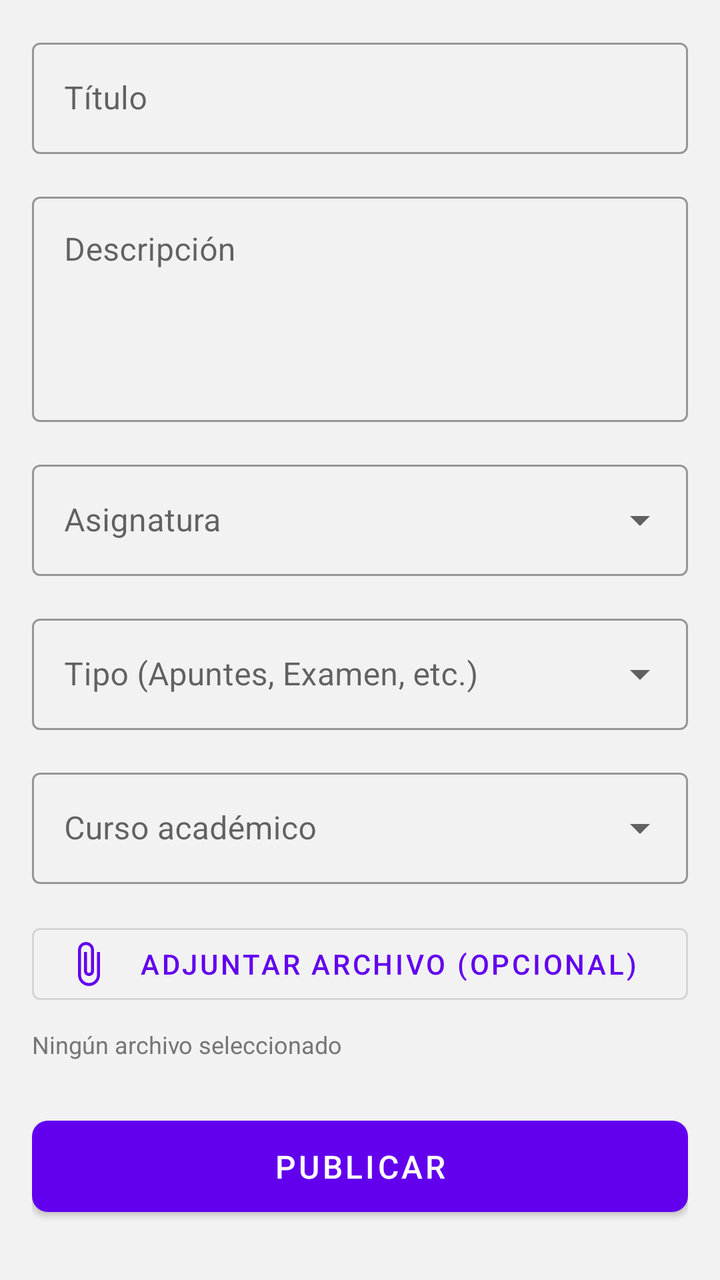
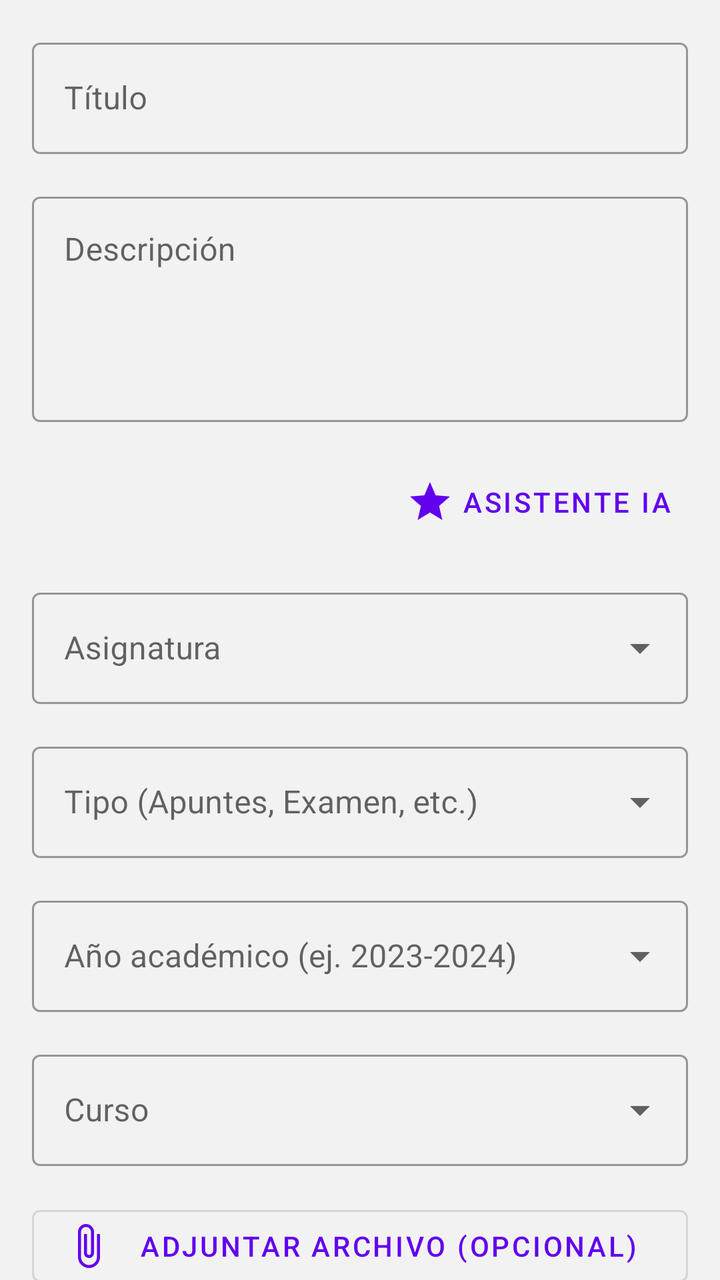

Compare the two renders of this Android layout. The source of the first and the diff that turns it into the second are given below.
<!-- AndroidManifest.xml: application theme Theme.StudyBro -->
<!-- res/layout/actividad_nueva_publicacion.xml -->
<?xml version="1.0" encoding="utf-8"?>
<androidx.core.widget.NestedScrollView
    xmlns:android="http://schemas.android.com/apk/res/android"
    xmlns:app="http://schemas.android.com/apk/res-auto"
    android:layout_width="match_parent"
    android:layout_height="match_parent"
    android:background="@color/background">

    <LinearLayout
        android:layout_width="match_parent"
        android:layout_height="wrap_content"
        android:orientation="vertical"
        android:padding="16dp">

        
        <com.google.android.material.textfield.TextInputLayout
            android:layout_width="match_parent"
            android:layout_height="wrap_content"
            android:hint="@string/title_hint"
            style="@style/Widget.MaterialComponents.TextInputLayout.OutlinedBox"
            android:layout_marginBottom="16dp">
            <com.google.android.material.textfield.TextInputEditText
                android:id="@+id/etTitle"
                android:layout_width="match_parent"
                android:layout_height="wrap_content"
                android:inputType="text"
                android:maxLines="2"/>
        </com.google.android.material.textfield.TextInputLayout>

        
        <com.google.android.material.textfield.TextInputLayout
            android:layout_width="match_parent"
            android:layout_height="wrap_content"
            android:hint="@string/description_hint"
            style="@style/Widget.MaterialComponents.TextInputLayout.OutlinedBox"
            android:layout_marginBottom="16dp">
            <com.google.android.material.textfield.TextInputEditText
                android:id="@+id/etDescription"
                android:layout_width="match_parent"
                android:layout_height="wrap_content"
                android:inputType="textMultiLine"
                android:minLines="4"
                android:maxLines="8"
                android:gravity="top"/>
        </com.google.android.material.textfield.TextInputLayout>

        
        <com.google.android.material.textfield.TextInputLayout
            android:layout_width="match_parent"
            android:layout_height="wrap_content"
            android:hint="@string/subject_hint"
            style="@style/Widget.MaterialComponents.TextInputLayout.OutlinedBox.ExposedDropdownMenu"
            android:layout_marginBottom="16dp">
            <AutoCompleteTextView
                android:id="@+id/spinnerSubject"
                android:layout_width="match_parent"
                android:layout_height="wrap_content"
                android:inputType="none"/>
        </com.google.android.material.textfield.TextInputLayout>

        
        <com.google.android.material.textfield.TextInputLayout
            android:layout_width="match_parent"
            android:layout_height="wrap_content"
            android:hint="@string/type_hint"
            style="@style/Widget.MaterialComponents.TextInputLayout.OutlinedBox.ExposedDropdownMenu"
            android:layout_marginBottom="16dp">
            <AutoCompleteTextView
                android:id="@+id/spinnerType"
                android:layout_width="match_parent"
                android:layout_height="wrap_content"
                android:inputType="none"/>
        </com.google.android.material.textfield.TextInputLayout>

        
        <com.google.android.material.textfield.TextInputLayout
            android:layout_width="match_parent"
            android:layout_height="wrap_content"
            android:hint="Curso académico"
            style="@style/Widget.MaterialComponents.TextInputLayout.OutlinedBox.ExposedDropdownMenu"
            android:layout_marginBottom="16dp">
            <AutoCompleteTextView
                android:id="@+id/spinnerCurso"
                android:layout_width="match_parent"
                android:layout_height="wrap_content"
                android:inputType="none"/>
        </com.google.android.material.textfield.TextInputLayout>

        
        <com.google.android.material.button.MaterialButton
            android:id="@+id/btnAdjuntarArchivo"
            android:layout_width="match_parent"
            android:layout_height="wrap_content"
            android:text="Adjuntar archivo (opcional)"
            style="@style/Widget.MaterialComponents.Button.OutlinedButton"
            app:icon="@drawable/ic_attach_file"
            android:layout_marginBottom="8dp"/>

        
        <TextView
            android:id="@+id/tvNombreArchivo"
            android:layout_width="match_parent"
            android:layout_height="wrap_content"
            android:text="Ningún archivo seleccionado"
            android:textColor="@color/text_secondary"
            android:textSize="12sp"
            android:layout_marginBottom="24dp"/>

        
        <com.google.android.material.button.MaterialButton
            android:id="@+id/btnPublish"
            android:layout_width="match_parent"
            android:layout_height="wrap_content"
            android:text="@string/publish_button"
            android:textSize="16sp"
            android:padding="12dp"
            app:cornerRadius="8dp"/>

    </LinearLayout>
</androidx.core.widget.NestedScrollView>
<!-- resources referenced by this layout -->
<resources>
  <color name="background">#F2F2F2</color>
  <color name="text_secondary">#757575</color>
  <!-- drawable ic_attach_file (drawable) -->
  <vector xmlns:android="http://schemas.android.com/apk/res/android"
      android:width="24dp"
      android:height="24dp"
      android:viewportWidth="24"
      android:viewportHeight="24"
      android:tint="?attr/colorControlNormal">
      <path
          android:fillColor="@android:color/white"
          android:pathData="M16.5,6v11.5c0,2.21 -1.79,4 -4,4s-4,-1.79 -4,-4V5c0,-1.38 1.12,-2.5 2.5,-2.5s2.5,1.12 2.5,2.5v10.5c0,0.55 -0.45,1 -1,1s-1,-0.45 -1,-1V6H10v9.5c0,1.38 1.12,2.5 2.5,2.5s2.5,-1.12 2.5,-2.5V5c0,-2.21 -1.79,-4 -4,-4S7,2.79 7,5v12.5c0,3.04 2.46,5.5 5.5,5.5s5.5,-2.46 5.5,-5.5V6h-1.5z"/>
  </vector>
  <string name="description_hint">Descripción</string>
  <string name="publish_button">Publicar</string>
  <string name="subject_hint">Asignatura</string>
  <string name="title_hint">Título</string>
  <string name="type_hint">Tipo (Apuntes, Examen, etc.)</string>
  <style name="Theme.StudyBro" parent="Theme.MaterialComponents.DayNight.DarkActionBar">
          
          <item name="colorPrimary">@color/purple_500</item>
          <item name="colorPrimaryVariant">@color/purple_700</item>
          <item name="colorOnPrimary">@color/white</item>
          
          <item name="colorSecondary">@color/teal_200</item>
          <item name="colorSecondaryVariant">@color/teal_700</item>
          <item name="colorOnSecondary">@color/black</item>
          
          <item name="android:statusBarColor">?attr/colorPrimaryVariant</item>
          
      </style>
  <color name="purple_500">#FF6200EE</color>
  <color name="purple_700">#FF3700B3</color>
  <color name="white">#FFFFFFFF</color>
  <color name="teal_200">#FF03DAC5</color>
  <color name="teal_700">#FF018786</color>
  <color name="black">#FF000000</color>
</resources>

<!-- the commit's change to res/layout/actividad_nueva_publicacion.xml (unified diff, before → after) -->
@@ -45,6 +45,17 @@
         </com.google.android.material.textfield.TextInputLayout>
 
         
+        <com.google.android.material.button.MaterialButton
+            android:id="@+id/btnAyudaIA"
+            android:layout_width="wrap_content"
+            android:layout_height="wrap_content"
+            android:layout_gravity="end"
+            android:text="Asistente IA"
+            app:icon="@drawable/ic_star"
+            style="@style/Widget.MaterialComponents.Button.TextButton"
+            android:layout_marginBottom="16dp"/>
+
+        
         <com.google.android.material.textfield.TextInputLayout
             android:layout_width="match_parent"
             android:layout_height="wrap_content"
@@ -76,7 +87,21 @@
         <com.google.android.material.textfield.TextInputLayout
             android:layout_width="match_parent"
             android:layout_height="wrap_content"
-            android:hint="Curso académico"
+            android:hint="Año académico (ej. 2023-2024)"
+            style="@style/Widget.MaterialComponents.TextInputLayout.OutlinedBox.ExposedDropdownMenu"
+            android:layout_marginBottom="16dp">
+            <AutoCompleteTextView
+                android:id="@+id/spinnerAnio"
+                android:layout_width="match_parent"
+                android:layout_height="wrap_content"
+                android:inputType="none"/>
+        </com.google.android.material.textfield.TextInputLayout>
+
+        
+        <com.google.android.material.textfield.TextInputLayout
+            android:layout_width="match_parent"
+            android:layout_height="wrap_content"
+            android:hint="Curso"
             style="@style/Widget.MaterialComponents.TextInputLayout.OutlinedBox.ExposedDropdownMenu"
             android:layout_marginBottom="16dp">
             <AutoCompleteTextView
<!-- resource entries referenced after the edit -->
@@ -13,12 +13,23 @@
           android:fillColor="@android:color/white"
           android:pathData="M16.5,6v11.5c0,2.21 -1.79,4 -4,4s-4,-1.79 -4,-4V5c0,-1.38 1.12,-2.5 2.5,-2.5s2.5,1.12 2.5,2.5v10.5c0,0.55 -0.45,1 -1,1s-1,-0.45 -1,-1V6H10v9.5c0,1.38 1.12,2.5 2.5,2.5s2.5,-1.12 2.5,-2.5V5c0,-2.21 -1.79,-4 -4,-4S7,2.79 7,5v12.5c0,3.04 2.46,5.5 5.5,5.5s5.5,-2.46 5.5,-5.5V6h-1.5z"/>
   </vector>
+  <!-- drawable ic_star (drawable) -->
+  <vector xmlns:android="http://schemas.android.com/apk/res/android"
+      android:width="24dp"
+      android:height="24dp"
+      android:tint="#FFFFFF"
+      android:viewportWidth="24"
+      android:viewportHeight="24">
+    <path
+        android:fillColor="@android:color/white"
+        android:pathData="M12,17.27L18.18,21l-1.64,-7.03L22,9.24l-7.19,-0.61L12,2 9.19,8.63 2,9.24l5.46,4.73L5.82,21z"/>
+  </vector>
   <string name="description_hint">Descripción</string>
   <string name="publish_button">Publicar</string>
   <string name="subject_hint">Asignatura</string>
   <string name="title_hint">Título</string>
   <string name="type_hint">Tipo (Apuntes, Examen, etc.)</string>
-  <style name="Theme.StudyBro" parent="Theme.MaterialComponents.DayNight.DarkActionBar">
+  <style name="Theme.StudyBro" parent="Theme.MaterialComponents.Light.DarkActionBar">
           
           <item name="colorPrimary">@color/purple_500</item>
           <item name="colorPrimaryVariant">@color/purple_700</item>
